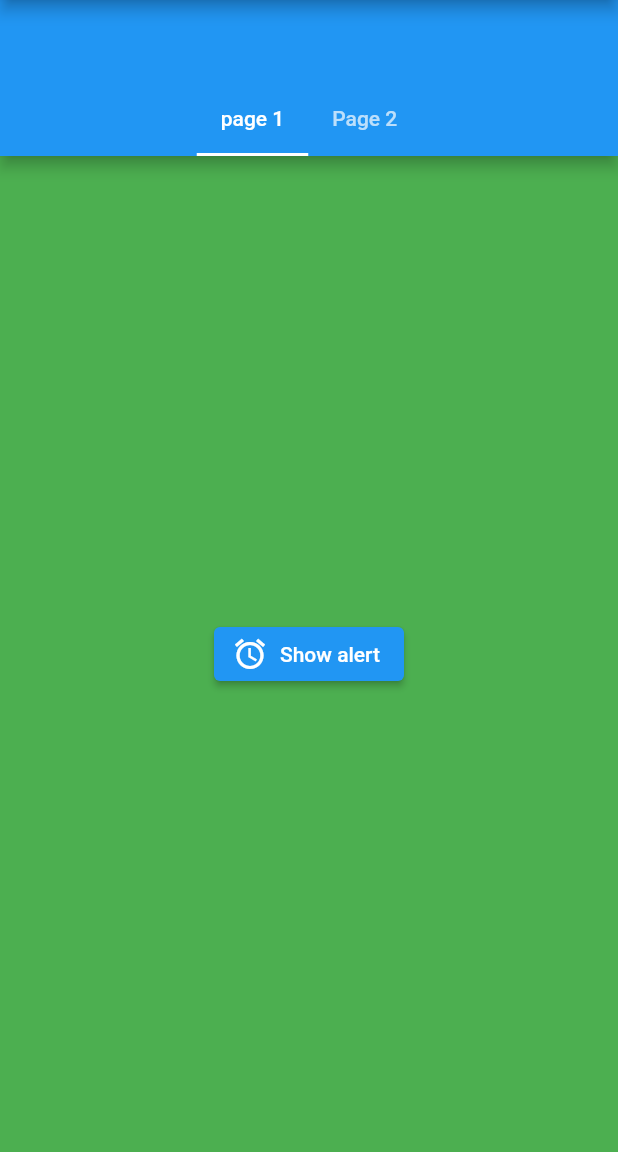
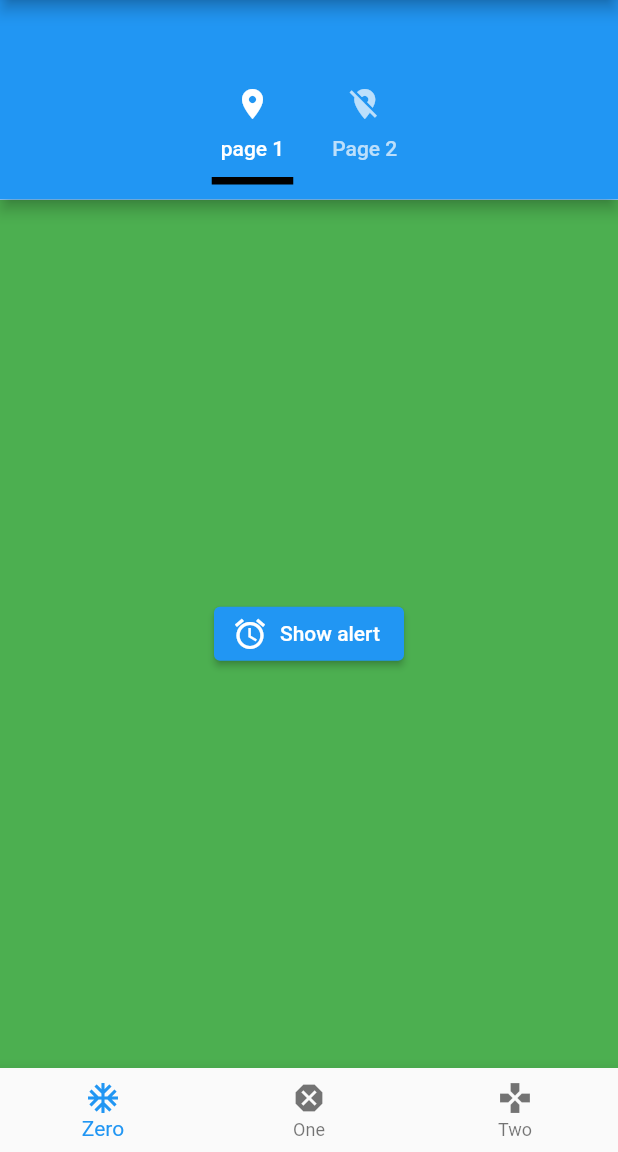
Before and after one commit to nash-2023/0007, a Flutter app: the screen it shows after launch, on a phone screen of 412 x 824 dp, the part 84-1236 px from its top. Run offline on Flutter 3.47's test engine with Material 2 defaults, Android fonts, the phone set to English and light mode, and no system bars.

Commit message:
mehwar pc

```diff
--- a/app_7/lib/63_tapBar.dart
+++ b/app_7/lib/63_tapBar.dart
@@ -19,12 +19,23 @@ class _tTapBarViewState extends State<tTapBarView> {
         appBar: AppBar(
           bottom: TabBar(
             isScrollable: true,
+            padding: EdgeInsets.only(bottom: 10.0),
+            indicatorColor: Colors.black,
+            indicatorWeight: 5.0,
+            indicatorPadding: EdgeInsets.symmetric(horizontal: 10.0),
+            labelColor: Colors.white,
+            labelStyle: TextStyle(),
+            onTap: (i) {
+              print(i);
+            },
             tabs: [
               Tab(
                 child: Text("page 1"),
+                icon: Icon(Icons.location_on),
               ),
               Tab(
                 child: Text("Page 2"),
+                icon: Icon(Icons.location_off),
               ),
             ],
           ),
--- a/app_7/lib/main.dart
+++ b/app_7/lib/main.dart
@@ -1,5 +1,7 @@
 import 'package:flutter/material.dart';
 import "package:app_7/63_tapBar.dart";
+import 'package:app_7/65_initialState.dart';
+import 'package:app_7/65_tabBarWithInitialState.dart';
 
 void main() {
   runApp(const MyApp());
@@ -31,6 +33,7 @@ class MyHomePage extends StatefulWidget {
 
 class _MyHomePageState extends State<MyHomePage> {
   GlobalKey<ScaffoldState> _scfldKy = new GlobalKey<ScaffoldState>();
+  var idx = 0;
   @override
   Widget build(BuildContext context) {
     return Scaffold(
@@ -85,6 +88,22 @@ class _MyHomePageState extends State<MyHomePage> {
       /********************************* */
       body: tTapBarView(),
       /********************************* */
+      //*************************************** 66_buttom navigation bar */
+      bottomNavigationBar: BottomNavigationBar(
+        // backgroundColor: Colors.blue,
+
+        currentIndex: idx,
+        onTap: (i) {
+          setState(() {
+            idx = i;
+          });
+        },
+        items: [
+          BottomNavigationBarItem(label: "Zero", icon: Icon(Icons.ac_unit)),
+          BottomNavigationBarItem(label: "One", icon: Icon(Icons.dangerous)),
+          BottomNavigationBarItem(label: "Two", icon: Icon(Icons.gamepad)),
+        ],
+      ),
     );
   }
 }
```
Also changed, not shown: app_7/lib/65_initialState.dart (added, +24 -0 lines), app_7/lib/65_tabBarWithInitialState.dart (added, +85 -0 lines).
